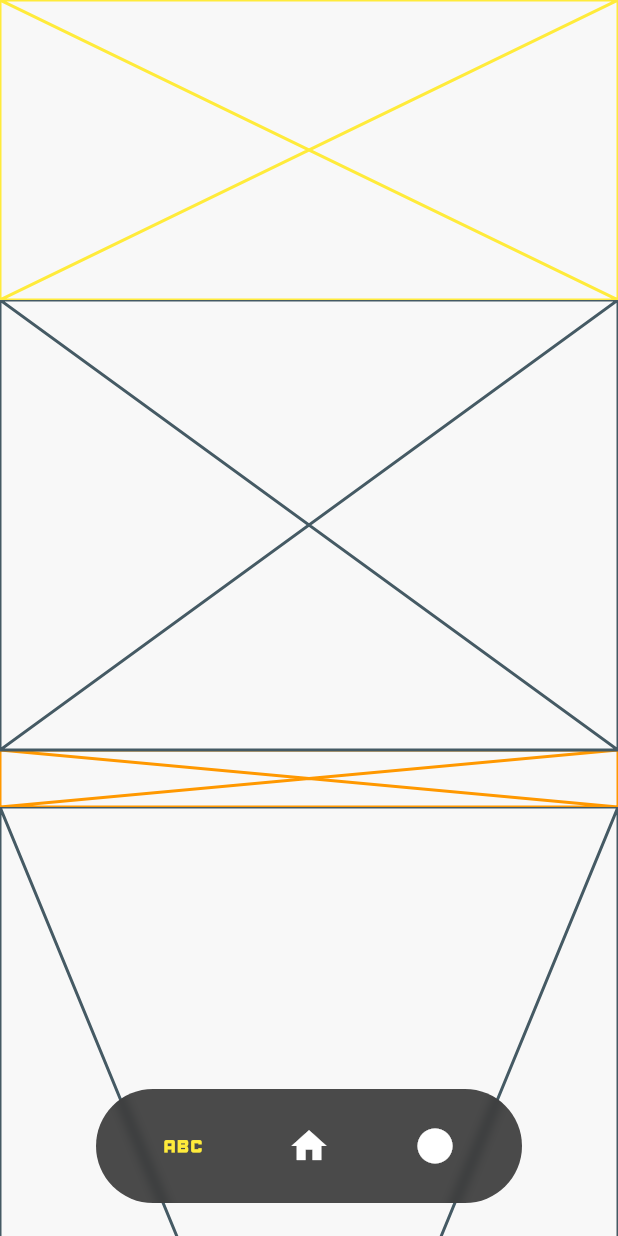
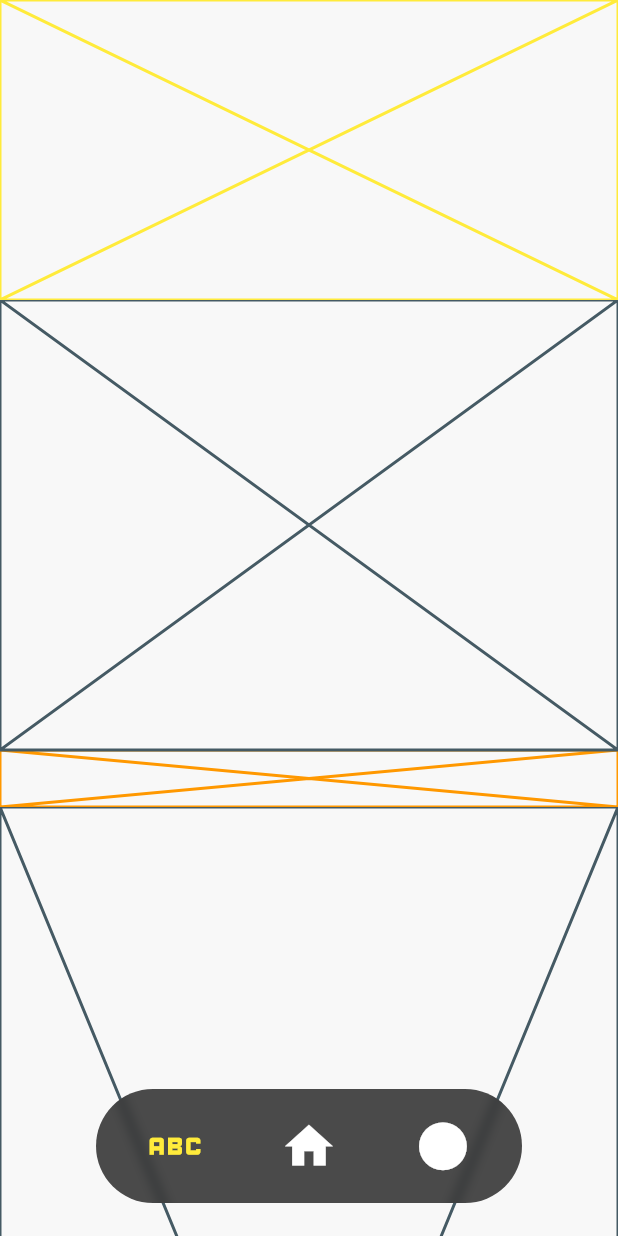
Before and after one commit to vladcto/blagodat, a Flutter app: the screen it shows after launch, on a phone screen of 412 x 824 dp. Run offline on Flutter 3.47's test engine with Material 2 defaults, Android fonts, the phone set to English and light mode, and no system bars; our stand-ins replace flutter_riverpod.

Commit message:
[REFACTOR] Отрефакторил floating bottom bar.

```diff
--- a/lib/presentation/widgets/floating_bottom_bar.dart
+++ b/lib/presentation/widgets/floating_bottom_bar.dart
@@ -4,6 +4,13 @@ import 'package:flutter/material.dart';
 
 /// Navigation bar with stadium borders.
 class FloatingBottomBar extends StatefulWidget {
+  static const kMargin = EdgeInsets.only(left: 64, right: 64, bottom: 32);
+  static const kHeight = 96.0;
+  static const kBlur = 4.0;
+  static const kChildPadding = 8.0;
+  static const kDoubleWidth = double.maxFinite;
+  static const kAlignment = Alignment.bottomCenter;
+
   /// Background color of bottom bar.
   final Color? surfaceColor;
 
@@ -18,7 +25,7 @@ class FloatingBottomBar extends StatefulWidget {
 
   /// The margin of floating bar sides.
   ///
-  /// By default is set for [EdgeInsets.all(8)].
+  /// By default is set for [kMargin].
   final EdgeInsets margin;
 
   /// Maximum width of floating bar container.
@@ -28,7 +35,7 @@ class FloatingBottomBar extends StatefulWidget {
 
   /// Height of floating bar container.
   ///
-  /// By default is set for 96.
+  /// By default is set for [kHeight].
   final double height;
 
   /// List of icons that displayed in bottom bar.
@@ -39,13 +46,18 @@ class FloatingBottomBar extends StatefulWidget {
 
   /// The blur of background of bottom bar.
   ///
-  /// By default is set for 4.
+  /// By default is set for [kBlur].
   final double blur;
 
   /// Alignment of bar.
   ///
-  /// By defaul is set for [Alignment.bottomCenter]
+  /// By defaul is set for [kAlignment]
   final Alignment alignment;
+
+  /// Padding of items in floating bottom bar.
+  ///
+  /// By default is set for [kChildPadding].
+  final double childPadding;
 
   /// Callback about switching the selected bar element to [selectedIndex].
   final Function(int selectedIndex) onSelected;
@@ -53,12 +65,13 @@ class FloatingBottomBar extends StatefulWidget {
   const FloatingBottomBar({
     this.surfaceColor,
     this.shadows,
-    this.margin = const EdgeInsets.only(left: 64, right: 64, bottom: 32),
-    this.maxWidth = double.maxFinite,
-    this.height = 96,
-    this.blur = 4,
+    this.margin = kMargin,
+    this.maxWidth = kDoubleWidth,
+    this.height = kHeight,
+    this.blur = kBlur,
     this.startItemIndex = 0,
-    this.alignment = Alignment.bottomCenter,
+    this.alignment = kAlignment,
+    this.childPadding = kChildPadding,
     required this.icons,
     required this.activeColor,
     required this.inactiveColor,
@@ -75,9 +88,6 @@ class FloatingBottomBar extends StatefulWidget {
 }
 
 class _FloatingBottomBarState extends State<FloatingBottomBar> {
-  // TODO: Вынести настройку в конструктор.
-  static const double childPadding = 16;
-
   /// Selected index in [widget.icons].
   late int _nowSelectedIndex;
 
@@ -124,7 +134,7 @@ class _FloatingBottomBarState extends State<FloatingBottomBar> {
                   shape: const StadiumBorder(),
                   shadows: widget.shadows,
                 ),
-                padding: const EdgeInsets.all(childPadding),
+                padding: EdgeInsets.all(widget.childPadding),
                 child: Row(
                   mainAxisSize: MainAxisSize.max,
                   mainAxisAlignment: MainAxisAlignment.spaceEvenly,
@@ -150,7 +160,6 @@ class _FloatingBottomBarState extends State<FloatingBottomBar> {
 }
 
 class _BottomBarIconButton extends StatelessWidget {
-  // TODO: Вынести настройку в конструктор.
   static const double inkWellPadding = 4;
   static const scaleDuration = Duration(milliseconds: 100);
   static const maxScale = 1.0;
```
